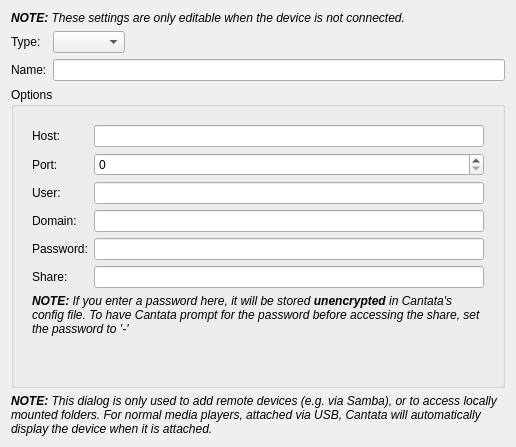
Before: the Qt Designer form devices/remotedevicepropertieswidget.ui in CDrummond/cantata, drawn with Qt 5.
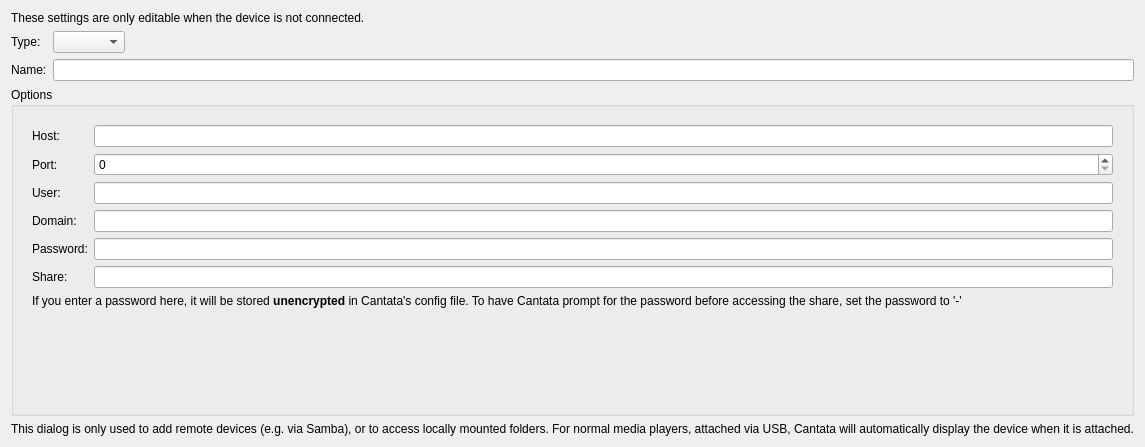
After: the same form once the commit is applied. Custom widgets are drawn as their Qt base class.

Commit message: Add note-label classes to ensure consistency

```diff
--- a/devices/remotedevicepropertieswidget.ui
+++ b/devices/remotedevicepropertieswidget.ui
@@ -14,13 +14,7 @@
    <item>
     <widget class="QLabel" name="connectionNote">
      <property name="text">
-      <string>&lt;i&gt;&lt;b&gt;NOTE:&lt;/b&gt; These settings are only editable when the device is not connected.&lt;/i&gt;</string>
-     </property>
-     <property name="wordWrap">
-      <bool>true</bool>
-     </property>
-     <property name="textInteractionFlags">
-      <set>Qt::NoTextInteraction</set>
+      <string>These settings are only editable when the device is not connected.</string>
      </property>
     </widget>
    </item>
@@ -163,13 +157,7 @@
           <item>
            <widget class="QLabel" name="label_4">
             <property name="text">
-             <string>&lt;i&gt;&lt;b&gt;NOTE:&lt;/b&gt; If you enter a password here, it will be stored &lt;b&gt;unencrypted&lt;/b&gt; in Cantata's config file. To have Cantata prompt for the password before accessing the share, set the password to '-'&lt;/i&gt;</string>
-            </property>
-            <property name="wordWrap">
-             <bool>true</bool>
-            </property>
-            <property name="textInteractionFlags">
-             <set>Qt::NoTextInteraction</set>
+             <string>If you enter a password here, it will be stored &lt;b&gt;unencrypted&lt;/b&gt; in Cantata's config file. To have Cantata prompt for the password before accessing the share, set the password to '-'</string>
             </property>
            </widget>
           </item>
@@ -417,24 +405,9 @@
     </widget>
    </item>
    <item>
-    <widget class="QLabel" name="infoLabel">
-     <property name="sizePolicy">
-      <sizepolicy hsizetype="Preferred" vsizetype="Maximum">
-       <horstretch>0</horstretch>
-       <verstretch>0</verstretch>
-      </sizepolicy>
-     </property>
+    <widget class="PlainNoteLabel" name="infoLabel">
      <property name="text">
-      <string>&lt;i&gt;&lt;b&gt;NOTE:&lt;/b&gt; This dialog is only used to add remote devices (e.g. via Samba), or to access locally mounted folders. For normal media players, attached via USB, Cantata will automatically display the device when it is attached.&lt;/i&gt;</string>
-     </property>
-     <property name="alignment">
-      <set>Qt::AlignLeading|Qt::AlignLeft|Qt::AlignTop</set>
-     </property>
-     <property name="wordWrap">
-      <bool>true</bool>
-     </property>
-     <property name="textInteractionFlags">
-      <set>Qt::NoTextInteraction</set>
+      <string>This dialog is only used to add remote devices (e.g. via Samba), or to access locally mounted folders. For normal media players, attached via USB, Cantata will automatically display the device when it is attached.</string>
      </property>
     </widget>
    </item>
@@ -456,6 +429,11 @@
    <extends>QLabel</extends>
    <header>support/buddylabel.h</header>
   </customwidget>
+  <customwidget>
+   <class>PlainNoteLabel</class>
+   <extends>QLabel</extends>
+   <header>widgets/notelabel.h</header>
+  </customwidget>
  </customwidgets>
  <tabstops>
   <tabstop>type</tabstop>
```
Left out of the diff: 12 changed lines with no effect on the pictures. The commit also changes 24 other files.
